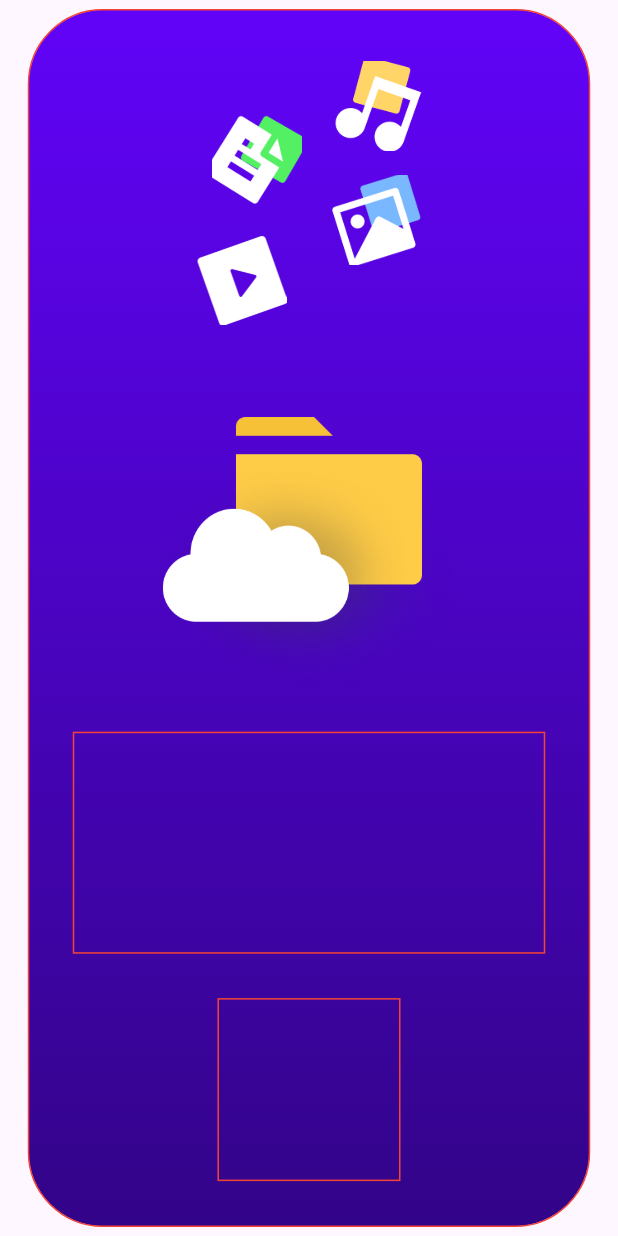
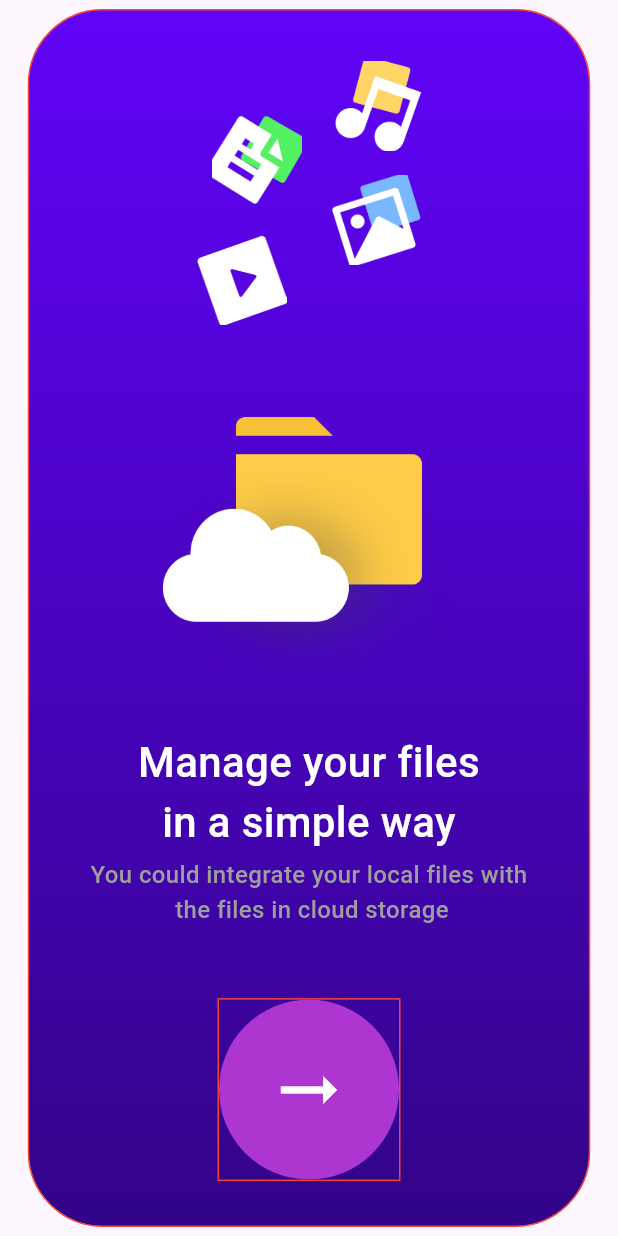
Before and after one commit to z-nt/filemanagerApp, a Flutter app: the screen it shows after launch, on a phone screen of 412 x 824 dp. Run offline on Flutter 3.47's test engine with Material 3 defaults, Android fonts, the light colour scheme and no system bars; our stand-ins replace go_router; Roboto replaces fonts that are missing (Manorope).

Commit message:
page onloading is done

```diff
--- a/filemanager/lib/pages/onloading/onloading.dart
+++ b/filemanager/lib/pages/onloading/onloading.dart
@@ -1,6 +1,5 @@
-import 'dart:ui';
-
 import 'package:flutter/material.dart';
+import "package:filemanager/pages/onloading/styles/style.dart";
 
 
 class ONLOADING extends StatelessWidget{
@@ -97,18 +96,9 @@ class ONLOADING extends StatelessWidget{
                               ),
                            ),
                           ),
-
-
-
-
-
-
-
-
                           ],
                         ),
                       ),
-
                       Container(
                         width: 209,
                         height: 192,
@@ -121,20 +111,37 @@ class ONLOADING extends StatelessWidget{
                                 height: 192,
                                 width: 208,
                               ),
-
-
-
                       ),
 
                       Container(
                         width: 315,
                         height: 148,
                         decoration: BoxDecoration(
-                          border: Border.all(
-                            width: 1 ,
-                            color: Colors.red
-                          )
+                          color:  Color.fromARGB(0, 0, 0, 0),
                         ),
+                          child: Column(
+                            children:<Widget>[
+                              SizedBox(
+                                width: 248,
+                                height: 84,
+                                child: Text(
+                                  "Manage your files\nin a simple way" ,
+                                  style: textStyleOne,
+                                  textAlign: TextAlign.center,
+                                ),
+                              ) ,
+
+                              SizedBox(
+                                width: 315,
+                                height: 48,
+                                child: Text(
+                                  "You could integrate your local files with\n the files in cloud storage" ,
+                                  style: textStyleTow,
+                                  textAlign: TextAlign.center,
+                                ),
+                              ) ,
+                            ],
+                          ),
                       ),
 
                       Container(
@@ -146,35 +153,29 @@ class ONLOADING extends StatelessWidget{
                             color: Colors.red
                           )
                         ),
+                          child: ClipOval(
+                            child: Material(
+                              color:  Color.fromARGB(255, 173, 54, 209),
+                                  child: InkWell(
+                                    splashColor: Color.fromARGB(255, 199, 45, 178),
+                                    onTap: (){},
+                                    child: SizedBox(
+                                      width: 100,
+                                      height: 100,
+                                      child: Icon(
+                                        Icons.arrow_right_alt_outlined,
+                                         color: Colors.white,
+                                         size: 56,
+                                         ),
+                                     ),
+                                  ),
+                            ),
+                          ),
                       )
-
-
-
               ],
             ),
-
-
-
-
-
         ),
       )
-
-
-
-
-
-
-
-
-
-
-
-
-
-
-
-
     );
   }
 }
--- /dev/null
+++ b/filemanager/lib/pages/onloading/styles/style.dart
@@ -0,0 +1,17 @@
+import 'package:flutter/material.dart';
+
+const textStyleOne = TextStyle(
+  color: Colors.white,
+  fontSize: 28 ,
+  fontWeight: FontWeight.w500 ,
+  fontFamily: "Manorope" ,
+
+);
+
+const textStyleTow = TextStyle(
+  color: Colors.grey,
+  fontSize: 16,
+  fontWeight: FontWeight.w500 ,
+  fontFamily: "Manorope" ,
+
+);
```
